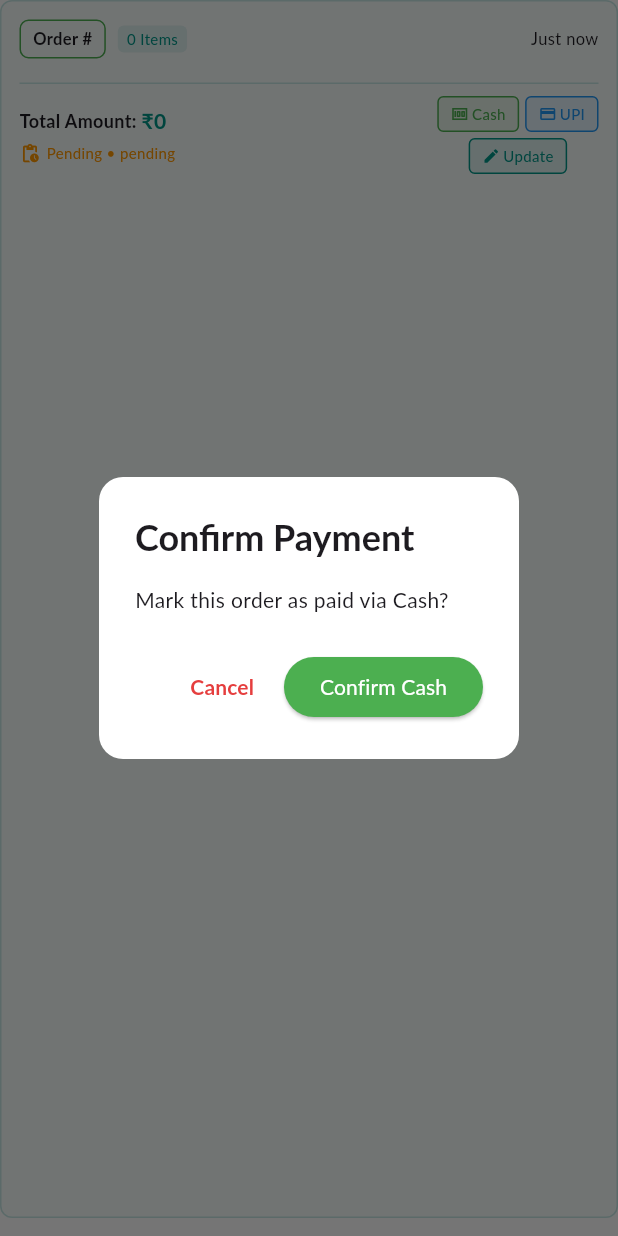
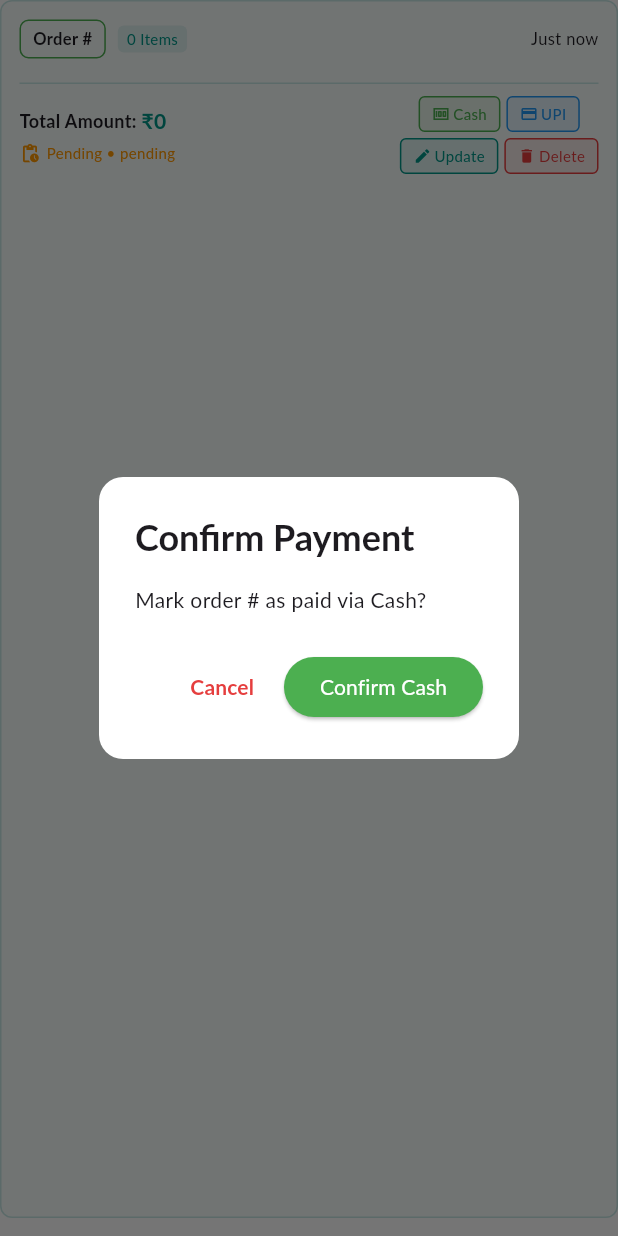
Before and after one commit to iamthetwodigiter/DivineManager, a Flutter app: the PreviousOrderCard widget shown alone on an empty page, opened directly with empty values, after a tap on "Cash", on a phone screen of 412 x 824 dp. Run offline on Flutter 3.47's test engine with Material 3 defaults, Android fonts, the light colour scheme and no system bars; our stand-ins replace animate_do, fl_chart, flutter_riverpod, hive, hive_flutter, share_plus; accounts and stored records are empty.

Commit message:
feat(orders): implement async order ID generation and deletion
- Convert generateOrderId() to async Future<String> for consistency
- Add _getOrdersForDateAsync() to avoid blocking UI
- Implement order deletion with confirmation dialog
- Add onDelete callback chain through order widgets
- Fix order key lookup by matching ID and timestamp
- Add delete button with error color styling to order cards
- Improve code formatting and error handling

```diff
--- a/lib/features/order/view/widgets/previous_order_card.dart
+++ b/lib/features/order/view/widgets/previous_order_card.dart
@@ -7,14 +7,132 @@ import 'package:flutter/material.dart';
 class PreviousOrderCard extends StatelessWidget {
   final Order order;
   final Function(Order)? onUpdate;
+  final Function(Order)? onDelete;
   final VoidCallback? onRefresh;
 
   const PreviousOrderCard({
     super.key,
     required this.order,
     this.onUpdate,
+    this.onDelete,
     this.onRefresh,
   });
+
+  void _showPaymentDialog(
+    BuildContext context,
+    String paymentMethod,
+    bool isDarkMode,
+    Order specificOrder,
+  ) {
+    showDialog(
+      context: context,
+      builder: (context) => AlertDialog(
+        backgroundColor: isDarkMode
+            ? AppTheme.darkBackgroundColor
+            : AppTheme.cardColor,
+        shape: RoundedRectangleBorder(borderRadius: BorderRadius.circular(16)),
+        title: Text(
+          'Confirm Payment',
+          style: TextStyle(fontWeight: FontWeight.w600),
+        ),
+        content: Text(
+          'Mark order #${specificOrder.id} as paid via $paymentMethod?',
+        ),
+        actions: [
+          TextButton(
+            onPressed: () => Navigator.pop(context),
+            child: Text(
+              'Cancel',
+              style: TextStyle(
+                color: AppTheme.errorColor,
+                fontWeight: FontWeight.bold,
+              ),
+            ),
+          ),
+          ElevatedButton(
+            onPressed: () {
+              Navigator.pop(context);
+              final updatedOrder = specificOrder.copyWith(
+                paymentMethod: paymentMethod,
+                status: 'completed',
+              );
+              if (onUpdate != null) {
+                onUpdate!(updatedOrder);
+              }
+            },
+            style: ElevatedButton.styleFrom(
+              backgroundColor: paymentMethod == 'Cash'
+                  ? AppTheme.primaryGreen
+                  : AppTheme.primaryBlue,
+              foregroundColor: AppTheme.cardColor,
+            ),
+            child: Text('Confirm $paymentMethod'),
+          ),
+        ],
+      ),
+    );
+  }
+
+  void _showDeleteDialog(BuildContext context) {
+    final isDarkMode = Theme.brightnessOf(context) == Brightness.dark;
+    showDialog(
+      context: context,
+      builder: (context) => AlertDialog(
+        backgroundColor: isDarkMode
+            ? AppTheme.darkBackgroundColor
+            : AppTheme.cardColor,
+        shape: RoundedRectangleBorder(borderRadius: BorderRadius.circular(16)),
+        title: Text(
+          'Delete Order',
+          style: TextStyle(fontWeight: FontWeight.w600),
+        ),
+        content: Text('Are you sure you want to delete order #${order.id}?'),
+        actions: [
+          TextButton(
+            onPressed: () => Navigator.pop(context),
+            child: Text(
+              'Cancel',
+              style: TextStyle(
+                color: AppTheme.primaryColor,
+                fontWeight: FontWeight.bold,
+              ),
+            ),
+          ),
+          ElevatedButton(
+            onPressed: () {
+              Navigator.pop(context);
+              if (onDelete != null) {
+                onDelete!(order);
+              }
+            },
+            style: ElevatedButton.styleFrom(
+              backgroundColor: AppTheme.errorColor,
+              foregroundColor: AppTheme.cardColor,
+            ),
+            child: Text('Delete'),
+          ),
+        ],
+      ),
+    );
+  }
+
+  void _showOrderDetail(BuildContext context) {
+    showDialog(
+      context: context,
+      builder: (context) => OrderDetailDialog(
+        order: order,
+        isEdit: true,
+        onUpdate: (updatedOrder) {
+          if (onUpdate != null) {
+            onUpdate!(updatedOrder);
+          }
+          if (onRefresh != null) {
+            onRefresh!();
+          }
+        },
+      ),
+    );
+  }
 
   @override
   Widget build(BuildContext context) {
@@ -215,8 +333,12 @@ class PreviousOrderCard extends StatelessWidget {
                       mainAxisSize: MainAxisSize.min,
                       children: [
                         GestureDetector(
-                          onTap: () =>
-                              _showPaymentDialog(context, 'Cash', isDarkMode),
+                          onTap: () => _showPaymentDialog(
+                            context,
+                            'Cash',
+                            isDarkMode,
+                            order,
+                          ),
                           child: Container(
                             padding: const EdgeInsets.symmetric(
                               horizontal: 8,
@@ -255,8 +377,12 @@ class PreviousOrderCard extends StatelessWidget {
                         ),
                         const SizedBox(width: 4),
                         GestureDetector(
-                          onTap: () =>
-                              _showPaymentDialog(context, 'UPI', isDarkMode),
+                          onTap: () => _showPaymentDialog(
+                            context,
+                            'UPI',
+                            isDarkMode,
+                            order,
+                          ),
                           child: Container(
                             padding: const EdgeInsets.symmetric(
                               horizontal: 8,
@@ -296,6 +422,9 @@ class PreviousOrderCard extends StatelessWidget {
                       ],
                     ),
                   const SizedBox(height: 4),
+                  Row(
+                    mainAxisSize: MainAxisSize.min,
+                    children: [
                       GestureDetector(
                         onTap: () => _showOrderDetail(context),
                         child: Container(
@@ -332,6 +461,45 @@ class PreviousOrderCard extends StatelessWidget {
                           ),
                         ),
                       ),
+                      const SizedBox(width: 4),
+                      GestureDetector(
+                        onTap: () => _showDeleteDialog(context),
+                        child: Container(
+                          padding: const EdgeInsets.symmetric(
+                            horizontal: 8,
+                            vertical: 4,
+                          ),
+                          decoration: BoxDecoration(
+                            color: AppTheme.errorColor.withValues(alpha: 0.1),
+                            borderRadius: BorderRadius.circular(4),
+                            border: Border.all(
+                              color: AppTheme.errorColor,
+                              width: 1,
+                            ),
+                          ),
+                          child: Row(
+                            mainAxisSize: MainAxisSize.min,
+                            children: [
+                              Icon(
+                                Icons.delete,
+                                size: 12,
+                                color: AppTheme.errorColor,
+                              ),
+                              const SizedBox(width: 2),
+                              Text(
+                                'Delete',
+                                style: TextStyle(
+                                  fontSize: 10,
+                                  color: AppTheme.errorColor,
+                                  fontWeight: FontWeight.w500,
+                                ),
+                              ),
+                            ],
+                          ),
+                        ),
+                      ),
+                    ],
+                  ),
                 ],
               ),
             ],
@@ -340,74 +508,4 @@ class PreviousOrderCard extends StatelessWidget {
       ),
     );
   }
-
-  void _showPaymentDialog(
-    BuildContext context,
-    String paymentMethod,
-    bool isDarkMode,
-  ) {
-    showDialog(
-      context: context,
-      builder: (context) => AlertDialog(
-        backgroundColor: isDarkMode
-            ? AppTheme.darkBackgroundColor
-            : AppTheme.cardColor,
-        shape: RoundedRectangleBorder(borderRadius: BorderRadius.circular(16)),
-        title: Text(
-          'Confirm Payment',
-          style: TextStyle(fontWeight: FontWeight.w600),
-        ),
-        content: Text('Mark this order as paid via $paymentMethod?'),
-        actions: [
-          TextButton(
-            onPressed: () => Navigator.pop(context),
-            child: Text(
-              'Cancel',
-              style: TextStyle(
-                color: AppTheme.errorColor,
-                fontWeight: FontWeight.bold,
-              ),
-            ),
-          ),
-          ElevatedButton(
-            onPressed: () {
-              Navigator.pop(context);
-              final updatedOrder = order.copyWith(
-                paymentMethod: paymentMethod,
-                status: 'completed',
-              );
-              if (onUpdate != null) {
-                onUpdate!(updatedOrder);
 }
-            },
-            style: ElevatedButton.styleFrom(
-              backgroundColor: paymentMethod == 'Cash'
-                  ? AppTheme.primaryGreen
-                  : AppTheme.primaryBlue,
-              foregroundColor: AppTheme.cardColor,
-            ),
-            child: Text('Confirm $paymentMethod'),
-          ),
-        ],
-      ),
-    );
-  }
-
-  void _showOrderDetail(BuildContext context) {
-    showDialog(
-      context: context,
-      builder: (context) => OrderDetailDialog(
-        order: order,
-        isEdit: true,
-        onUpdate: (updatedOrder) {
-          if (onUpdate != null) {
-            onUpdate!(updatedOrder);
-          }
-          if (onRefresh != null) {
-            onRefresh!();
-          }
-        },
-      ),
-    );
-  }
-}
--- a/lib/features/order/viewmodel/order_viewmodel.dart
+++ b/lib/features/order/viewmodel/order_viewmodel.dart
@@ -57,8 +57,8 @@ class OrderViewModel {
     await _orderService.deleteOrder(index);
   }
 
-  String generateOrderId() {
-    return _orderService.generateOrderId();
+  Future<String> generateOrderId() async {
+    return await _orderService.generateOrderId();
   }
 
   List<OrderItem> addItemToCurrentOrder(
```
Also changed, not shown: lib/features/order/services/order_service.dart (+21 -5 lines), lib/features/order/view/pages/order_page.dart (+89 -22 lines). Lines whose indentation alone changed are shown as unchanged.
